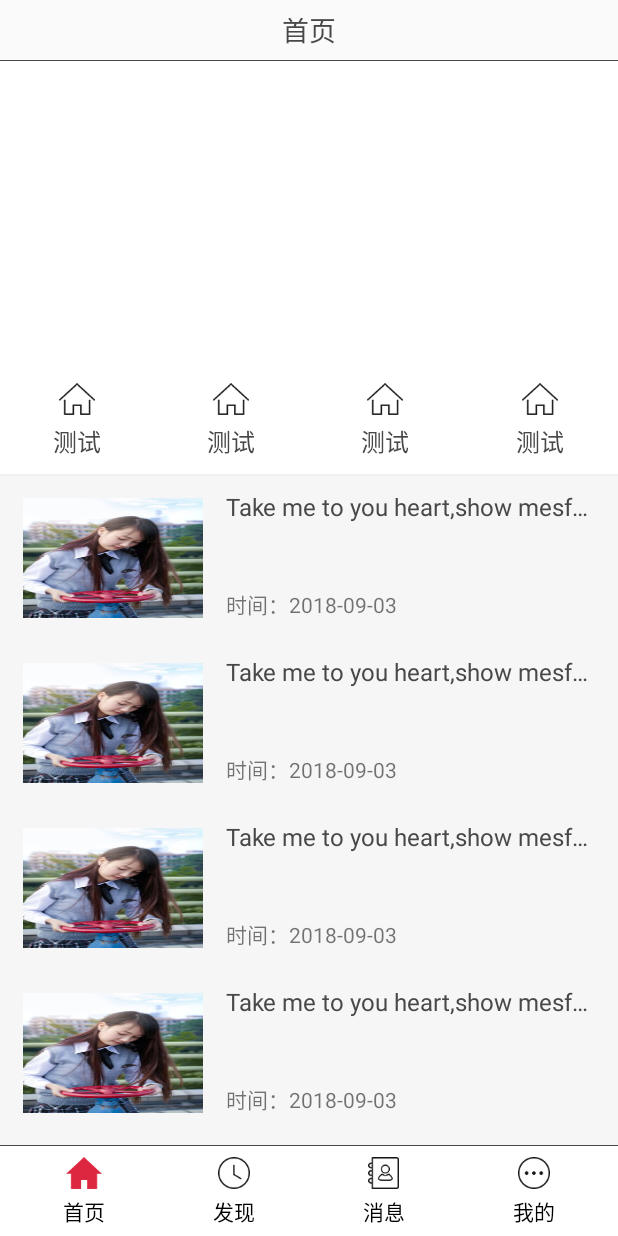
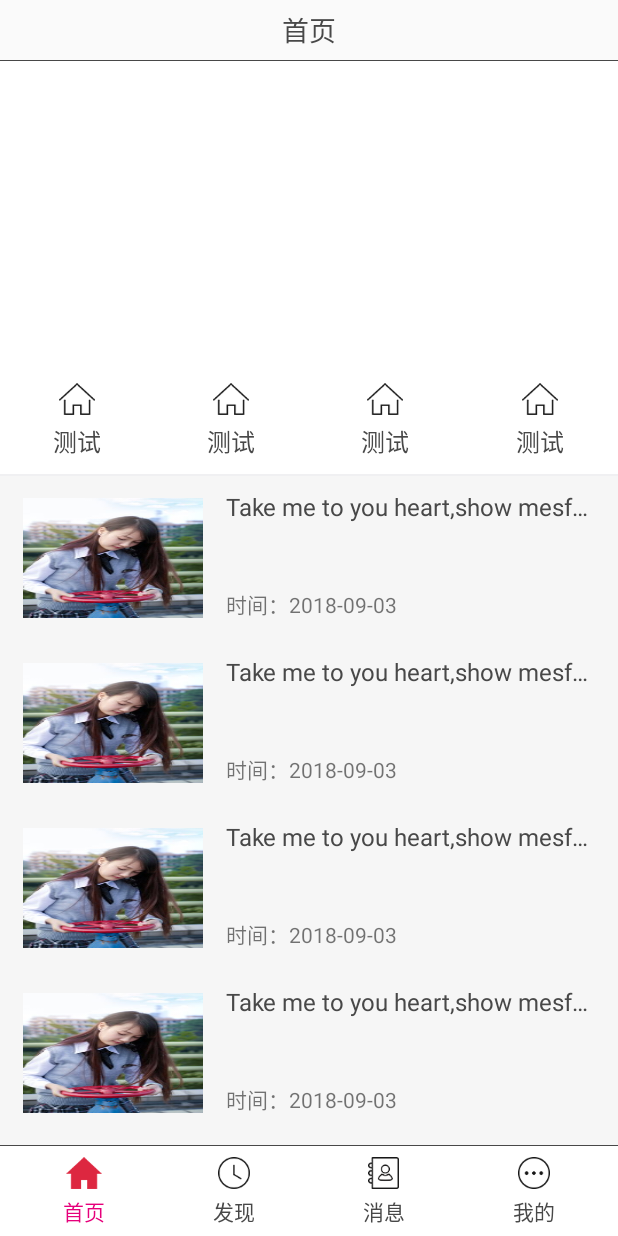
Before and after one commit to guoshanglan/MVP, an Android app: the screen it shows after launch (MainActivity), on a phone screen of 412 x 824 dp. Run offline under Robolectric (Android 15) with nearby library versions, the phone set to English and light mode, and no system bars; our stand-ins replace ButterKnife, CircleImageView; 2 statements that could not run were skipped.

```diff
--- a/app/src/main/java/com/example/administrator/hdx_conference_mvp/MainActivity.java
+++ b/app/src/main/java/com/example/administrator/hdx_conference_mvp/MainActivity.java
@@ -100,9 +100,9 @@ public class MainActivity extends BaseActivity {
 
                }else{
                    buttonList.get(i).setSelected(false);
-                   buttonList.get(i).setTextColor(Color.parseColor("#838383"));
-                   buttonList.get(i).setTextColor(Color.parseColor("#838383"));
-                   buttonList.get(i).setTextColor(Color.parseColor("#838383"));
+                   buttonList.get(i).setTextColor(Color.parseColor("#484848"));
+                   buttonList.get(i).setTextColor(Color.parseColor("#484848"));
+                   buttonList.get(i).setTextColor(Color.parseColor("#484848"));
                }
            }
 
--- a/app/src/main/java/com/example/administrator/hdx_conference_mvp/fragment/MoreFragment.java
+++ b/app/src/main/java/com/example/administrator/hdx_conference_mvp/fragment/MoreFragment.java
@@ -21,7 +21,7 @@ public class MoreFragment extends BaseFragment {
     @Nullable
     @Override
     public View onCreateView(LayoutInflater inflater, @Nullable ViewGroup container, @Nullable Bundle savedInstanceState) {
-        view=View.inflate(getActivity(), R.layout.loginactivity,null);
+        view=View.inflate(getActivity(), R.layout.more_fragment,null);
         return view;
     }
 
--- a/app/src/main/res/layout/mian_bottom.xml
+++ b/app/src/main/res/layout/mian_bottom.xml
@@ -32,6 +32,7 @@
             android:background="@color/white"
             android:drawablePadding="4dp"
             android:gravity="center"
+            android:textColor="#e6007b"
             android:drawableTop="@drawable/home_select"
             android:text="首页" />
 
@@ -48,6 +49,7 @@
             android:layout_gravity="center"
             android:layout_weight="1"
             android:gravity="center"
+            android:textColor="#484848"
             android:background="@color/white"
             android:drawableTop="@drawable/faxian_select"
             android:text="发现" />
@@ -68,6 +70,7 @@
                 android:layout_height="wrap_content"
                 android:layout_gravity="center"
                 android:gravity="center"
+                android:textColor="#484848"
                 android:background="@color/white"
                 android:layout_centerInParent="true"
                 android:drawableTop="@drawable/message_select"
@@ -84,6 +87,7 @@
             android:layout_gravity="center"
             android:layout_weight="1"
             android:gravity="center"
+            android:textColor="#484848"
             android:background="@color/white"
             android:drawableTop="@drawable/my_select"
             android:text="我的" />
--- a/app/src/main/res/values/attrs.xml
+++ b/app/src/main/res/values/attrs.xml
@@ -143,4 +143,6 @@
         <attr name="isRect" format="boolean" />
     </declare-styleable>
 
+
+
 </resources>
```
